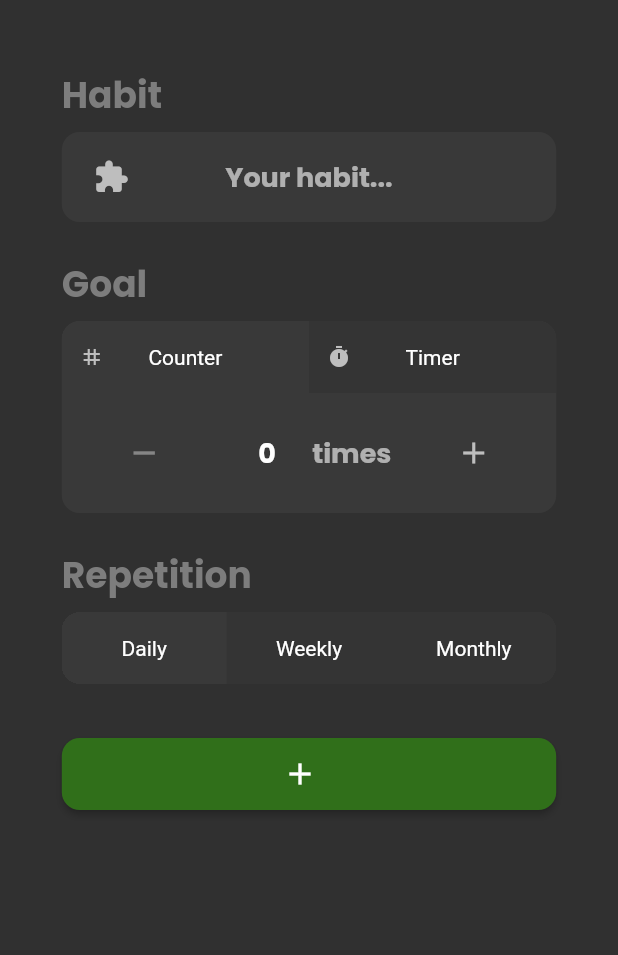
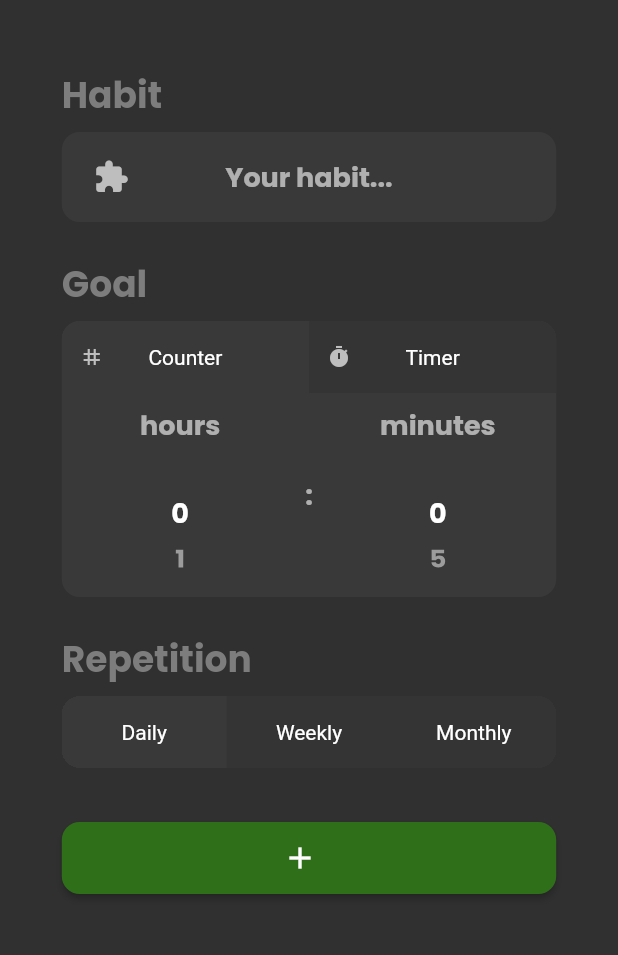
Before and after one commit to lburzak/homo_habitus, a Flutter app: the CreateHabitPage screen opened by its route, after a tap on "Timer", after a tap on "Counter", on a phone screen of 412 x 824 dp, the part 87-1042 px from its top. Run offline on Flutter 3.47's test engine with Material 2 defaults, Android fonts, the phone set to English and light mode, and no system bars; our stand-ins replace bloc, equatable, flutter_bloc, flutter_svg, google_fonts.

```diff
--- a/lib/page/create_habit_page.dart
+++ b/lib/page/create_habit_page.dart
@@ -98,15 +98,18 @@ class CreateHabitView extends StatelessWidget {
                     child: GoalTypeSelector(
                         goalOptionController: _goalOptionController),
                   ),
-                  ValueListenableBuilder<int>(
-                      valueListenable: _goalOptionController.selectedIndex,
-                      builder: (context, value, child) => value == 0
-                          ? CounterSetupView(
-                        counterEditingController:
-                        _counterEditingController,
-                      )
-                          : TimerSetupView(
-                      ))
+                  BlocBuilder<HabitCreatorBloc, HabitCreatorState>(
+                      builder: (context, state) {
+                        switch (state.goalType) {
+                          case GoalType.counter:
+                            return CounterSetupView(
+                              counterEditingController:
+                              _counterEditingController,
+                            );
+                          case GoalType.timer:
+                            return const TimerSetupView();
+                        }
+                      })
                 ],
               ),
             )),
@@ -192,22 +195,23 @@ class GoalTypeSelector extends StatelessWidget {
   const GoalTypeSelector({
     Key? key,
     required OptionController goalOptionController,
-  })  : _goalOptionController = goalOptionController,
-        super(key: key);
-
-  final OptionController _goalOptionController;
+  }) : super(key: key);
 
   @override
   Widget build(BuildContext context) {
-    return OptionSelector(
-      controller: _goalOptionController,
+    return OptionSelector<GoalType>(
+      onChange: (GoalType goalType) => context
+          .read<HabitCreatorBloc>()
+          .add(HabitCreatorGoalChanged(goalType)),
       options: [
-        Option("Counter",
+        Option<GoalType>(GoalType.counter,
+            label: "Counter",
             leading: const Icon(
               Icons.tag,
               size: 16,
             )),
-        Option("Timer",
+        Option<GoalType>(GoalType.timer,
+            label: "Timer",
             leading: const Icon(
               Icons.timer,
               size: 16,
--- a/lib/widget/option_selector.dart
+++ b/lib/widget/option_selector.dart
@@ -2,15 +2,15 @@ import 'package:flutter/foundation.dart';
 import 'package:flutter/material.dart';
 import 'package:homo_habitus/util/extensions.dart';
 
-class OptionSelector extends StatelessWidget {
+class OptionSelector<T> extends StatelessWidget {
   OptionSelector(
       {Key? key, required this.options, OptionController? controller, this.onChange})
       : super(key: key) {
     _controller = controller ?? OptionController();
   }
 
-  final List<Option> options;
-  final void Function(dynamic)? onChange;
+  final List<Option<T>> options;
+  final void Function(T)? onChange;
   late final OptionController _controller;
 
   @override
```
